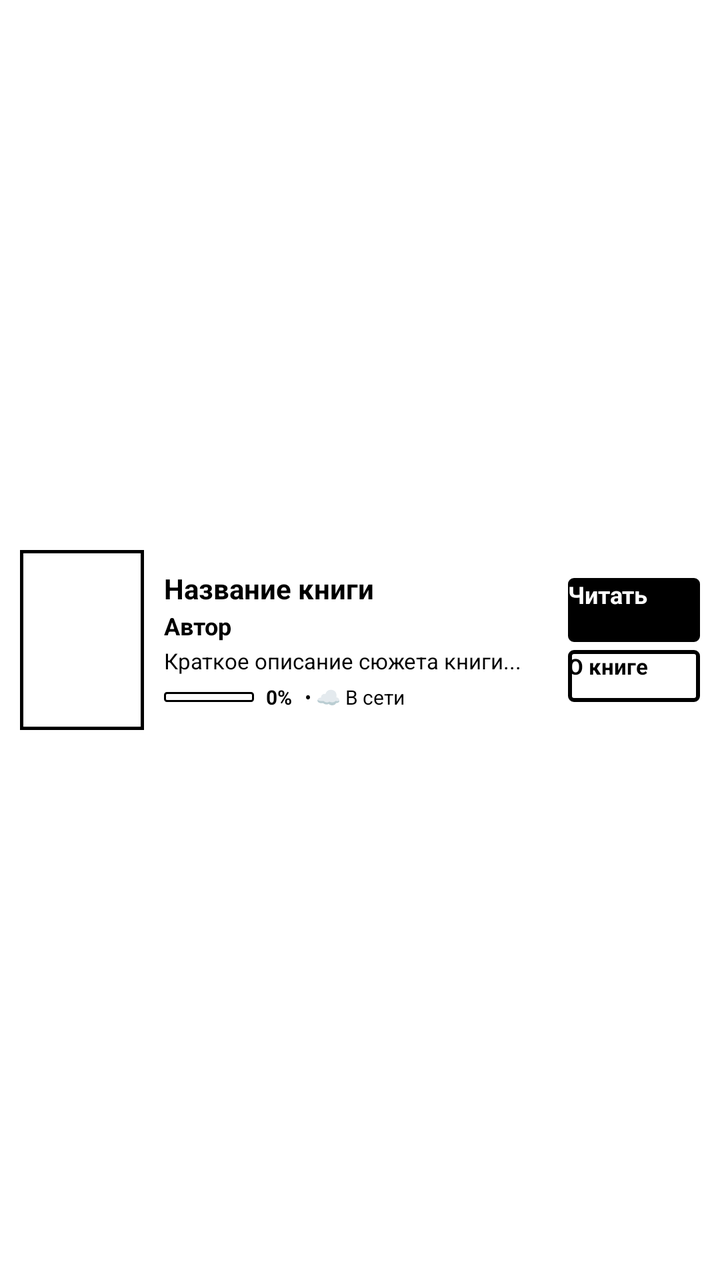
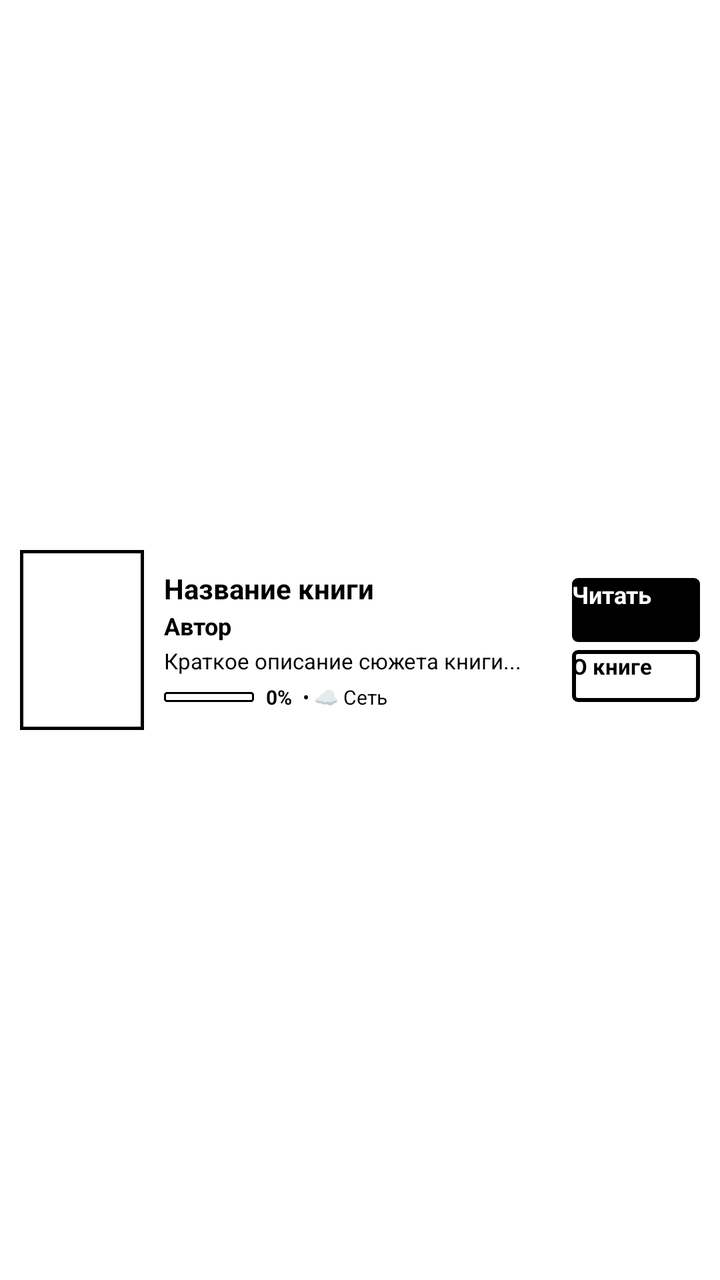

The first picture is an Android layout as it rendered before a commit; the second is the same layout after the commit. The layout source and the unified diff follow.
<!-- AndroidManifest.xml: application theme Theme.EInk -->
<!-- res/layout/item_book.xml -->
<?xml version="1.0" encoding="utf-8"?>
<LinearLayout xmlns:android="http://schemas.android.com/apk/res/android"
    android:layout_width="match_parent"
    android:layout_height="wrap_content"
    android:orientation="horizontal"
    android:paddingLeft="10dp"
    android:paddingRight="10dp"
    android:paddingTop="9dp"
    android:paddingBottom="9dp"
    android:gravity="center_vertical"
    android:background="@color/eink_white">

    
    <ImageView
        android:id="@+id/book_cover"
        android:layout_width="62dp"
        android:layout_height="90dp"
        android:layout_marginRight="10dp"
        android:background="@drawable/cover_border"
        android:padding="2dp"
        android:scaleType="centerCrop" />

    
    <LinearLayout
        android:layout_width="0dp"
        android:layout_height="wrap_content"
        android:layout_weight="1"
        android:orientation="vertical">

        <TextView
            android:id="@+id/book_title"
            android:layout_width="match_parent"
            android:layout_height="wrap_content"
            android:text="Название книги"
            android:textSize="14sp"
            android:textStyle="bold"
            android:textColor="@color/eink_black"
            android:maxLines="2"
            android:ellipsize="end" />

        <TextView
            android:id="@+id/book_author"
            android:layout_width="match_parent"
            android:layout_height="wrap_content"
            android:text="Автор"
            android:textSize="12sp"
            android:textStyle="bold"
            android:textColor="@color/eink_black"
            android:layout_marginTop="1dp"
            android:maxLines="1"
            android:ellipsize="end" />

        
        <TextView
            android:id="@+id/book_annotation"
            android:layout_width="match_parent"
            android:layout_height="wrap_content"
            android:text="Краткое описание сюжета книги..."
            android:textSize="11sp"
            android:textColor="@color/eink_black"
            android:layout_marginTop="2dp"
            android:maxLines="3"
            android:ellipsize="end"
            android:lineSpacingMultiplier="1.15" />

        
        <LinearLayout
            android:layout_width="match_parent"
            android:layout_height="wrap_content"
            android:orientation="horizontal"
            android:gravity="center_vertical"
            android:layout_marginTop="4dp">

            <ProgressBar
                android:id="@+id/book_progress_bar"
                style="?android:attr/progressBarStyleHorizontal"
                android:layout_width="45dp"
                android:layout_height="5dp"
                android:progressDrawable="@drawable/progress_eink_bar"
                android:max="100"
                android:progress="0"
                android:layout_marginRight="6dp" />

            <TextView
                android:id="@+id/book_progress"
                android:layout_width="wrap_content"
                android:layout_height="wrap_content"
                android:text="0%"
                android:textSize="10sp"
                android:textStyle="bold"
                android:textColor="@color/eink_black"
                android:singleLine="true" />

            <TextView
                android:id="@+id/book_status_tag"
                android:layout_width="wrap_content"
                android:layout_height="wrap_content"
                android:text=" • ☁ В сети"
                android:textSize="10sp"
                android:textColor="@color/eink_black"
                android:singleLine="true"
                android:layout_marginLeft="4dp" />
        </LinearLayout>
    </LinearLayout>

    
    <LinearLayout
        android:layout_width="wrap_content"
        android:layout_height="wrap_content"
        android:orientation="vertical"
        android:gravity="center"
        android:layout_marginLeft="8dp">

        <Button
            android:id="@+id/book_read_btn"
            android:layout_width="66dp"
            android:layout_height="32dp"
            android:minHeight="0dp"
            android:minWidth="0dp"
            android:text="@string/btn_read"
            android:textSize="12sp"
            android:textStyle="bold"
            android:textColor="@color/eink_white"
            android:background="@drawable/btn_eink_primary"
            android:includeFontPadding="false"
            android:paddingTop="2dp"
            android:paddingBottom="2dp"
            android:layout_marginBottom="4dp" />

        <Button
            android:id="@+id/book_download_btn"
            android:layout_width="66dp"
            android:layout_height="26dp"
            android:minHeight="0dp"
            android:minWidth="0dp"
            android:text="О книге"
            android:textSize="11sp"
            android:textStyle="bold"
            android:textColor="@color/eink_black"
            android:background="@drawable/btn_eink"
            android:includeFontPadding="false"
            android:paddingTop="2dp"
            android:paddingBottom="2dp" />
    </LinearLayout>

</LinearLayout>
<!-- resources referenced by this layout -->
<resources>
  <color name="eink_black">#000000</color>
  <color name="eink_white">#FFFFFF</color>
  <!-- drawable btn_eink (drawable) -->
  <?xml version="1.0" encoding="utf-8"?>
  <selector xmlns:android="http://schemas.android.com/apk/res/android">
      <item android:state_pressed="true">
          <shape android:shape="rectangle">
              <solid android:color="#000000" />
              <stroke android:width="2dp" android:color="#000000" />
              <corners android:radius="2dp" />
          </shape>
      </item>
      <item>
          <shape android:shape="rectangle">
              <solid android:color="#FFFFFF" />
              <stroke android:width="2dp" android:color="#000000" />
              <corners android:radius="2dp" />
          </shape>
      </item>
  </selector>
  <!-- drawable btn_eink_primary (drawable) -->
  <?xml version="1.0" encoding="utf-8"?>
  <selector xmlns:android="http://schemas.android.com/apk/res/android">
      <item android:state_pressed="true">
          <shape android:shape="rectangle">
              <solid android:color="#FFFFFF" />
              <stroke android:width="2dp" android:color="#000000" />
              <corners android:radius="2dp" />
          </shape>
      </item>
      <item>
          <shape android:shape="rectangle">
              <solid android:color="#000000" />
              <stroke android:width="2dp" android:color="#000000" />
              <corners android:radius="2dp" />
          </shape>
      </item>
  </selector>
  <!-- drawable cover_border (drawable) -->
  <?xml version="1.0" encoding="utf-8"?>
  <shape xmlns:android="http://schemas.android.com/apk/res/android"
      android:shape="rectangle">
      <solid android:color="#FFFFFF" />
      <stroke
          android:width="1.5dp"
          android:color="#000000" />
  </shape>
  <!-- drawable progress_eink_bar (drawable) -->
  <?xml version="1.0" encoding="utf-8"?>
  <layer-list xmlns:android="http://schemas.android.com/apk/res/android">
      <item android:id="@android:id/background">
          <shape android:shape="rectangle">
              <solid android:color="#FFFFFF" />
              <stroke android:width="1dp" android:color="#000000" />
              <corners android:radius="1dp" />
          </shape>
      </item>
      <item android:id="@android:id/progress">
          <clip>
              <shape android:shape="rectangle">
                  <solid android:color="#000000" />
                  <corners android:radius="1dp" />
              </shape>
          </clip>
      </item>
  </layer-list>
  <string name="btn_read">Читать</string>
  <style name="Theme.EInk" parent="android:Theme.Holo.Light.NoActionBar">
          <item name="android:windowBackground">@color/eink_white</item>
          <item name="android:colorBackground">@color/eink_white</item>
          <item name="android:textColorPrimary">@color/eink_black</item>
          <item name="android:windowAnimationStyle">@style/Animation.EInk.NoAnimation</item>
      </style>
  <style name="Animation.EInk.NoAnimation" parent="android:Animation">
          <item name="android:windowEnterAnimation">@null</item>
          <item name="android:windowExitAnimation">@null</item>
          <item name="android:activityOpenEnterAnimation">@null</item>
          <item name="android:activityOpenExitAnimation">@null</item>
          <item name="android:activityCloseEnterAnimation">@null</item>
          <item name="android:activityCloseExitAnimation">@null</item>
      </style>
</resources>

<!-- the commit's change to res/layout/item_book.xml (unified diff, before → after) -->
@@ -95,11 +95,11 @@
                 android:id="@+id/book_status_tag"
                 android:layout_width="wrap_content"
                 android:layout_height="wrap_content"
-                android:text=" • ☁ В сети"
+                android:text=" • ☁ Сеть"
                 android:textSize="10sp"
                 android:textColor="@color/eink_black"
                 android:singleLine="true"
-                android:layout_marginLeft="4dp" />
+                android:layout_marginLeft="3dp" />
         </LinearLayout>
     </LinearLayout>
 
@@ -109,11 +109,11 @@
         android:layout_height="wrap_content"
         android:orientation="vertical"
         android:gravity="center"
-        android:layout_marginLeft="8dp">
+        android:layout_marginLeft="6dp">
 
         <Button
             android:id="@+id/book_read_btn"
-            android:layout_width="66dp"
+            android:layout_width="64dp"
             android:layout_height="32dp"
             android:minHeight="0dp"
             android:minWidth="0dp"
@@ -129,7 +129,7 @@
 
         <Button
             android:id="@+id/book_download_btn"
-            android:layout_width="66dp"
+            android:layout_width="64dp"
             android:layout_height="26dp"
             android:minHeight="0dp"
             android:minWidth="0dp"
